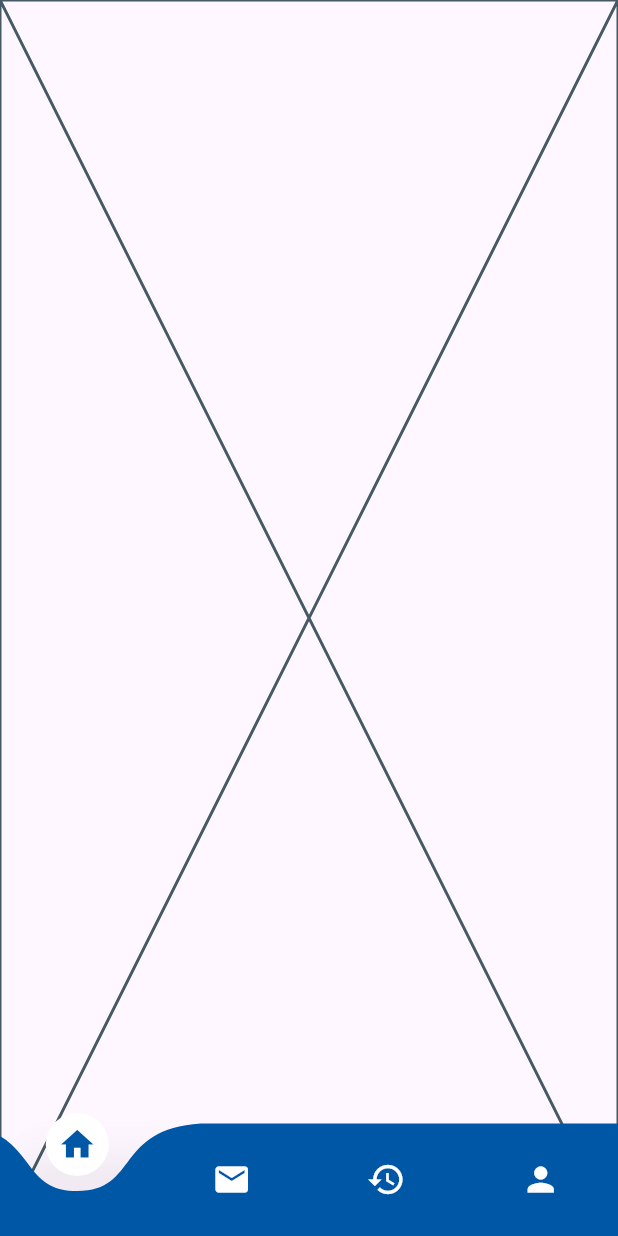
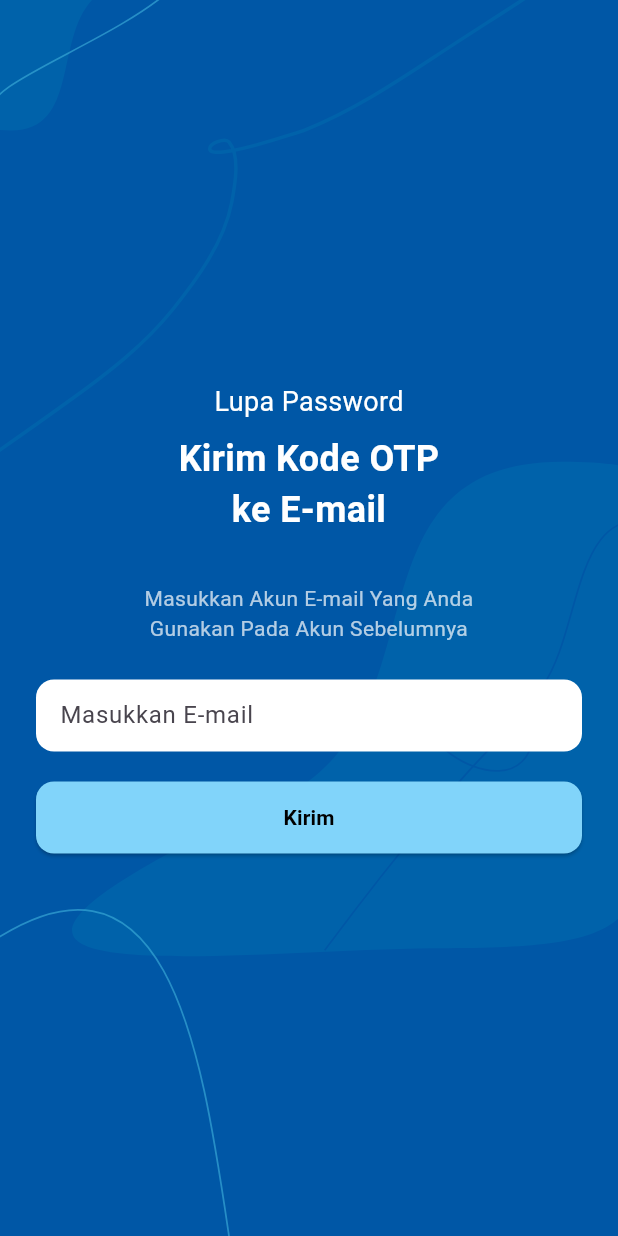
Before and after one commit to notyourtype12/AplikasiDesa_flutter, a Flutter app: the screen it shows after launch, on a phone screen of 412 x 824 dp. Run offline on Flutter 3.47's test engine with Material 3 defaults, Android fonts, the phone set to English and light mode, and no system bars; drawn by our look-alikes of curved_navigation_bar; our stand-ins replace flutter_svg, get, google_fonts, image_picker; project files that could hold a hidden picture were left out.

Commit message:
lupa password

```diff
--- /dev/null
+++ b/lib/auth/LupaPassword.dart
@@ -0,0 +1,102 @@
+import 'package:flutter/material.dart';
+import 'package:flutter_svg/flutter_svg.dart';
+import 'package:provider/provider.dart';
+import '../controllers/LupaPasswordController.dart'; // Pastikan ini sudah versi tanpa GetX
+
+class LupaPassword extends StatelessWidget {
+  const LupaPassword({super.key});
+
+  @override
+  Widget build(BuildContext context) {
+    return ChangeNotifierProvider(
+      create: (_) => LupaPasswordController(),
+      child: Consumer<LupaPasswordController>(
+        builder: (context, controller, _) => Scaffold(
+          body: Stack(
+            children: [
+              // SVG background
+              Positioned.fill(
+                child: SvgPicture.asset(
+                  'assets/images/bk_password.svg',
+                  fit: BoxFit.cover,
+                ),
+              ),
+
+              // Konten di atas background
+              Center(
+                child: SingleChildScrollView(
+                  padding: const EdgeInsets.symmetric(horizontal: 24.0),
+                  child: Column(
+                    mainAxisAlignment: MainAxisAlignment.center,
+                    children: [
+                      const Text(
+                        'Lupa Password',
+                        style: TextStyle(
+                          color: Colors.white,
+                          fontSize: 18,
+                        ),
+                      ),
+                      const SizedBox(height: 8),
+                      const Text(
+                        'Kirim Kode OTP\nke E-mail',
+                        textAlign: TextAlign.center,
+                        style: TextStyle(
+                          color: Colors.white,
+                          fontSize: 24,
+                          fontWeight: FontWeight.bold,
+                        ),
+                      ),
+                      const SizedBox(height: 32),
+                      const Text(
+                        'Masukkan Akun E-mail Yang Anda\nGunakan Pada Akun Sebelumnya',
+                        textAlign: TextAlign.center,
+                        style: TextStyle(
+                          color: Colors.white70,
+                          fontSize: 14,
+                        ),
+                      ),
+                      const SizedBox(height: 24),
+                      Container(
+                        decoration: BoxDecoration(
+                          color: Colors.white,
+                          borderRadius: BorderRadius.circular(12),
+                        ),
+                        padding: const EdgeInsets.symmetric(horizontal: 16),
+                        child: TextField(
+                          onChanged: controller.setEmail,
+                          decoration: const InputDecoration(
+                            hintText: 'Masukkan E-mail',
+                            border: InputBorder.none,
+                          ),
+                        ),
+                      ),
+                      const SizedBox(height: 20),
+                      SizedBox(
+                        width: double.infinity,
+                        child: ElevatedButton(
+                          onPressed: () => controller.sendOtp(context),
+                          style: ElevatedButton.styleFrom(
+                            backgroundColor: Colors.lightBlue[200],
+                            foregroundColor: Colors.black,
+                            padding: const EdgeInsets.symmetric(vertical: 14),
+                            shape: RoundedRectangleBorder(
+                              borderRadius: BorderRadius.circular(12),
+                            ),
+                          ),
+                          child: const Text(
+                            'Kirim',
+                            style: TextStyle(fontWeight: FontWeight.bold),
+                          ),
+                        ),
+                      )
+                    ],
+                  ),
+                ),
+              ),
+            ],
+          ),
+        ),
+      ),
+    );
+  }
+}
--- a/lib/main.dart
+++ b/lib/main.dart
@@ -1,5 +1,7 @@
 
 import 'package:digitalv/auth/LoginRegis.dart';
+import 'package:digitalv/auth/LupaPassword.dart';
+
 import 'package:digitalv/auth/auth.dart';
 import 'package:digitalv/widgets/bottom_navbar.dart';
 import 'package:flutter/material.dart';
@@ -34,7 +36,7 @@ class MyApp extends StatelessWidget {
         // tested with just a hot reload.
         colorScheme: ColorScheme.fromSeed(seedColor: Colors.deepPurple),
       ),
-      home: BottomNavBar(),
+      home: LupaPassword(),
       // home: Loginregis(),
 
 
--- a/pubspec.yaml
+++ b/pubspec.yaml
@@ -35,6 +35,7 @@ dependencies:
   flutter_svg: ^2.0.9
   permission_handler: ^10.2.0
   get: ^4.6.5
+  provider: ^6.1.1
   # The following adds the Cupertino Icons font to your application.
   # Use with the CupertinoIcons class for iOS style icons.
 
@@ -72,6 +73,7 @@ flutter:
     - assets/images/boy2.png
     - assets/images/upload.png
     - assets/images/devano.png
+    - assets/images/bk_password.svg
 
 
   #   - images/a_dot_burr.jpeg
```
Also changed, not shown: lib/auth/OtpVerifikasi.dart (added, +105 -0 lines), lib/auth/ResetPassword.dart (added, +152 -0 lines), lib/controllers/LupaPasswordController.dart (added, +38 -0 lines), lib/controllers/OtpVerifikasiController.dart (added, +35 -0 lines), lib/controllers/ResetPasswordController.dart (added, +46 -0 lines), assets/images/bk_password.svg (added), pubspec.lock.
